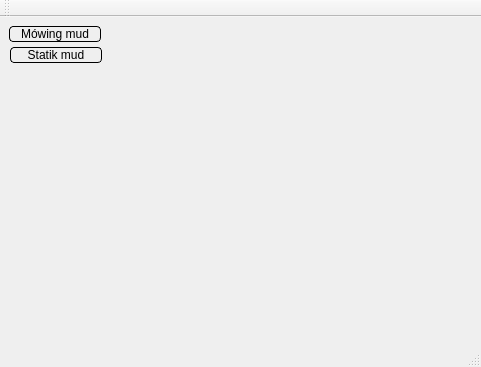
First picture: the form in src/menuwindow.ui, repository dotevo/Pilocik, before the edit.
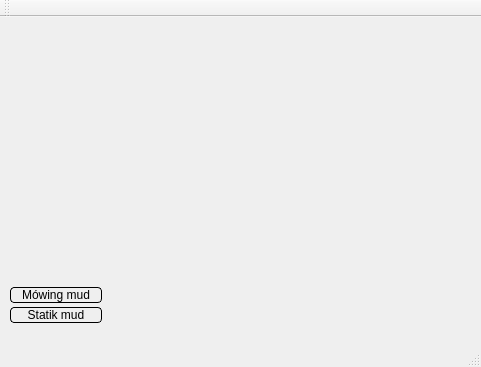
Second picture: the form after the edit.

```diff
--- a/src/menuwindow.ui
+++ b/src/menuwindow.ui
@@ -15,20 +15,27 @@
   </property>
   <property name="styleSheet">
    <string notr="true">/*WINDOW*/
-QFrame{
 
-/*background: qlineargradient(x1: 0, y1: 0, x2: 0, y2: 1,
-                                 stop: 0 #ade650, stop: 1.0 #82be37);*/
-background-color: rgba(30%, 60%, 100%, 50%);
-   border: 1px solid #000;
-     border-radius: 10px;}
-
-QLabel{
-	color: #000;
+QLabel {
+	color: #FFF;
+	border: 0;
+	background: rgba(255, 0, 0, 200);
+	font-weight: bold;
+	font-family: &quot;Verdana&quot;;
 }
-QLineEdit {
-     background: #cdff70;
-     border: 1px solid #000;
+
+QFrame {
+	background: qlineargradient(x1: 0, y1: 0, x2: 0, y2: 1,
+                                 stop: 0 rgba(32, 32, 32, 200),
+                                 stop: 0.49 rgba(64, 64, 64, 200),
+                                 stop: 0.5 rgba(32, 32, 32, 200),
+                                 stop: 1 rgba(64, 64, 64, 200));
+	border: 2px qlineargradient(x1: 0, y1: 0, x2: 0, y2: 1,
+                                 stop: 0 rgba(52, 52, 52, 255),
+                                 stop: 0.49 rgba(84, 84, 84, 255),
+                                 stop: 0 rgba(52, 52, 52, 255),
+                                 stop: 0.49 rgba(84, 84, 84, 255));
+    border-radius: 10px;
 }
 
 QPushButton{
@@ -56,8 +63,8 @@
    <widget class="QPushButton" name="pushButton_3">
     <property name="geometry">
      <rect>
-      <x>9</x>
-      <y>9</y>
+      <x>10</x>
+      <y>270</y>
       <width>92</width>
       <height>16</height>
      </rect>
@@ -70,7 +77,7 @@
     <property name="geometry">
      <rect>
       <x>10</x>
-      <y>30</y>
+      <y>290</y>
       <width>92</width>
       <height>16</height>
      </rect>
```
Left out of the diff: 2 changed lines with no effect on the pictures.
